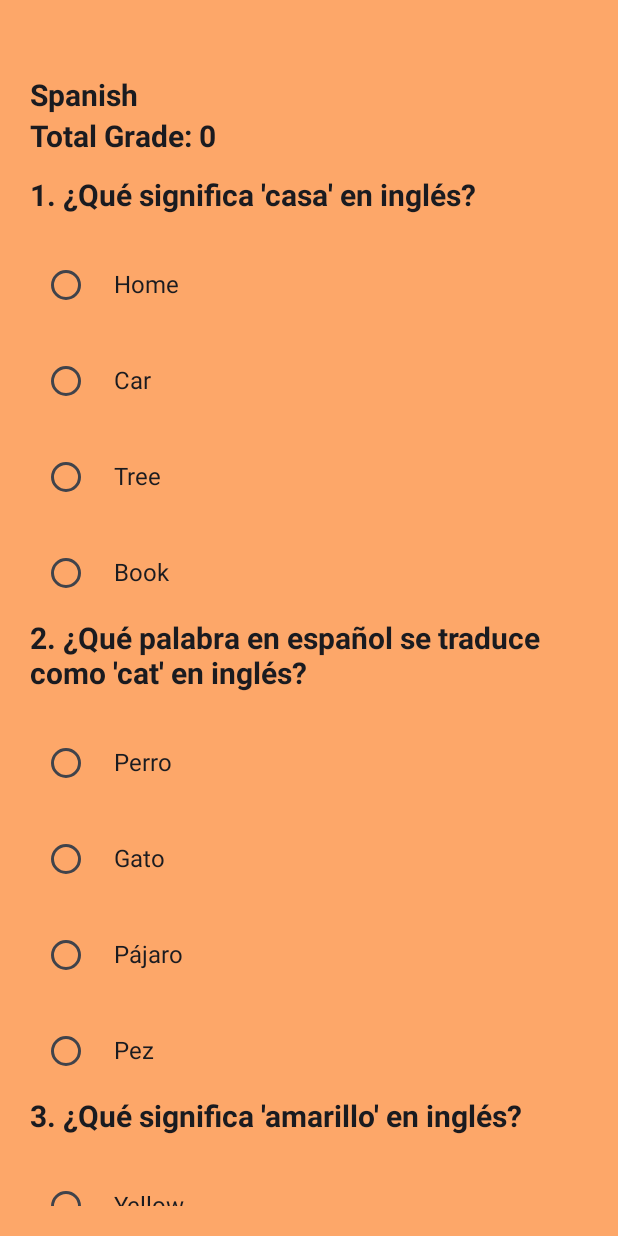
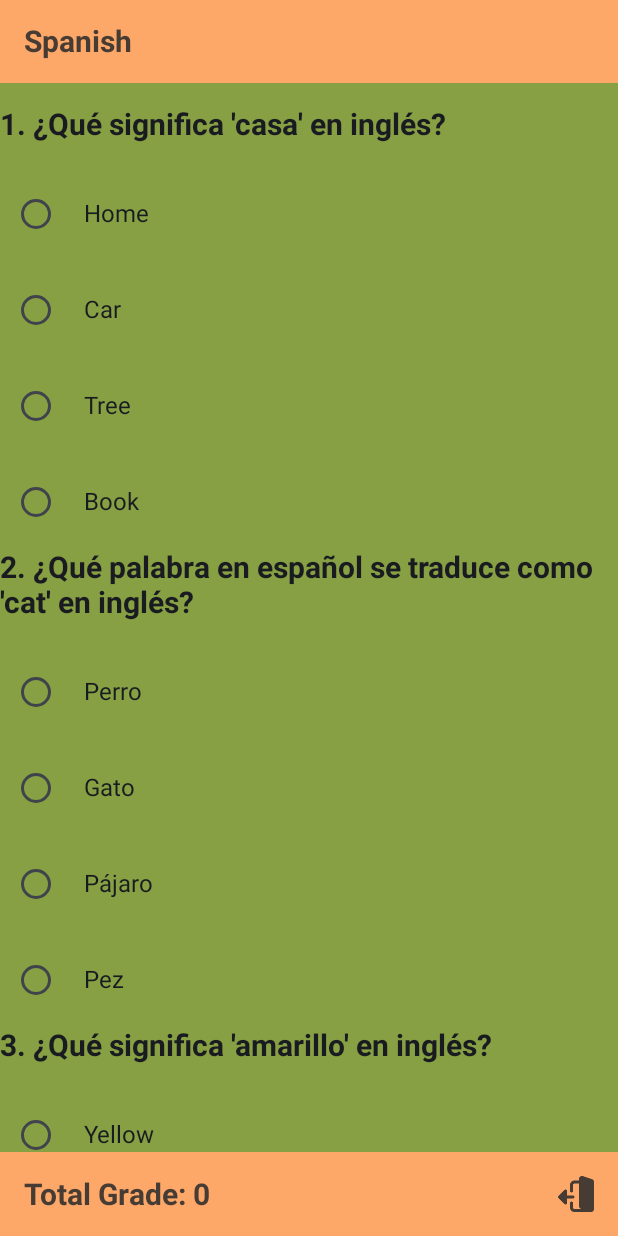
Before and after one commit to danyaosman/Lingo, an Android app built with Jetpack Compose: the HomeScreen screen opened through its navigation route, after a tap on "Spanish", on a phone screen of 412 x 824 dp. Run offline under Robolectric (Android 15) with nearby library versions, the phone set to English and light mode, and no system bars; our stand-ins replace Room's generated code.

Commit message:
questionsScreen style edited

```diff
--- a/app/src/main/java/com/example/lingo/userInterface/QuestionScreen.kt
+++ b/app/src/main/java/com/example/lingo/userInterface/QuestionScreen.kt
@@ -32,7 +32,10 @@ import androidx.lifecycle.compose.collectAsStateWithLifecycle
 import androidx.navigation.NavHostController
 import com.example.lingo.R
 import com.example.lingo.room.Question
+import com.example.lingo.ui.theme.Brown
+import com.example.lingo.ui.theme.Green
 import com.example.lingo.ui.theme.Orange
+import com.example.lingo.ui.theme.Yellow
 
 @Composable
 fun QuestionScreen(
@@ -56,33 +59,31 @@ fun QuestionScreen(
     Column(
         modifier = Modifier
             .fillMaxSize()
+            .background(Green),
+        horizontalAlignment = Alignment.Start
+    ) {
+        Box(
+            modifier = Modifier
                 .fillMaxWidth()
                 .background(Orange)
-            .padding(20.dp),
-        horizontalAlignment = Alignment.Start
+                .padding(16.dp) // Padding inside the navbar
         ) {
-        Spacer(modifier = Modifier.height(32.dp))
             Text(
                 text = "${selectedCourse?.name}",
                 style = TextStyle(
                     fontWeight = FontWeight.Bold,
                     textAlign = TextAlign.Left,
                     fontSize = 20.sp,
+                    color = Brown// Text color
                 )
             )
-        Spacer(modifier = Modifier.height(4.dp))
-        Text(
-            text = "Total Grade: $totalGrade",
-            style = TextStyle(
-                fontWeight = FontWeight.Bold,
-                fontSize = 20.sp,
-                textAlign = TextAlign.Left
-            )
-        )
+        }
         Spacer(modifier = Modifier.height(16.dp))
 
         // Display questions and options
-        LazyColumn {
+        LazyColumn(
+            modifier = Modifier.weight(1f) // Add weight to ensure it takes the available space
+        ) {
             items(courseQuestions.size) { index ->
                 val question = courseQuestions[index]
                 val selectedOption = selectedOptions.value[question.id]
@@ -140,25 +141,38 @@ fun QuestionScreen(
                 )
             }
         }
-        Spacer(modifier = Modifier.height(16.dp))
+
+        Box(
+            modifier = Modifier
+                .fillMaxWidth()
+                .background(Orange) // Change this to your desired background color
+                .padding(16.dp) // Padding inside the Box
+        ) {
+            Row(
+                verticalAlignment = Alignment.CenterVertically,
+                horizontalArrangement = Arrangement.SpaceBetween,
+                modifier = Modifier.fillMaxWidth()
+            ) {
                 Text(
                     text = "Total Grade: $totalGrade",
                     style = TextStyle(
                         fontWeight = FontWeight.Bold,
                         fontSize = 20.sp,
-                textAlign = TextAlign.Left
+                        textAlign = TextAlign.Left,
+                        color = Brown// Text color
                     )
                 )
                 Image(
                     painter = painterResource(id = R.drawable.logout),
                     contentDescription = null,
                     modifier = Modifier
-                .padding(start = 40.dp, top = 50.dp)
-                .align(Alignment.Start)
+                        .size(24.dp) // Adjust size as needed
                         .clickable {
                             navController.navigate("Home")
                         }
                 )
+            }
+        }
     }
 }
 
```
Lines whose indentation alone changed are shown as unchanged.
